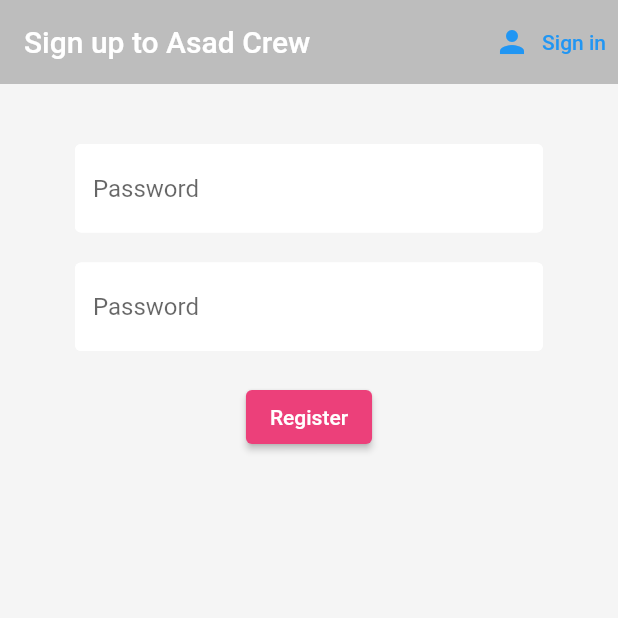
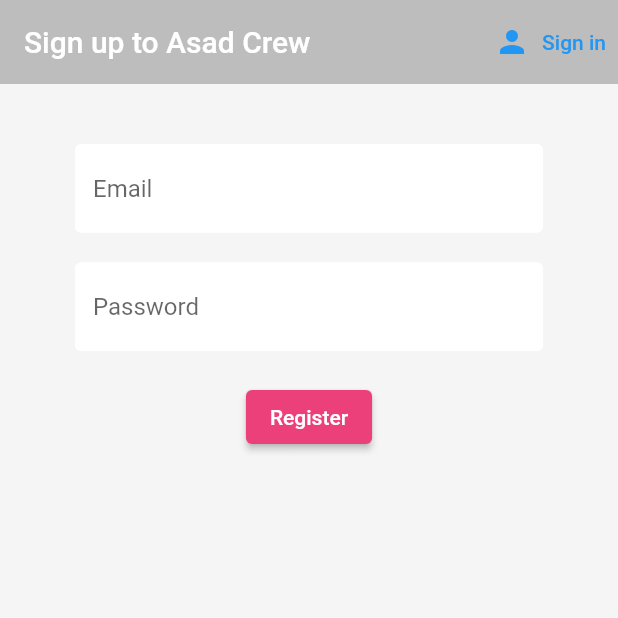
Before and after one commit to asad3455/fork_project, a Flutter app: the screen it shows after launch, after a tap on "Sign in", after a tap on "Register", on a phone screen of 412 x 824 dp, the top half of it. Run offline on Flutter 3.47's test engine with Material 2 defaults, Android fonts, the phone set to English and light mode, and no system bars; our stand-ins replace firebase_auth, firebase_core; accounts and stored records are empty.

Commit message:
refactor: removed hint text and passed it in as a copy value instead

```diff
--- a/lib/screens/authenticate/register.dart
+++ b/lib/screens/authenticate/register.dart
@@ -56,8 +56,8 @@
                 children: <Widget>[
                   const SizedBox(height: 20.0),
                   TextFormField(
-                    //Decorate the text form with hints
-                    decoration: textInputDecoration,
+                    //Decorate the text form with hints and focus styling
+                    decoration: textInputDecoration.copyWith(hintText: 'Email'),
                     validator: (value) =>
                         value!.isEmpty ? "Enter an email" : null,
                     onChanged: (value) => {
@@ -68,9 +68,12 @@
                   ),
                   const SizedBox(height: 20.0),
                   TextFormField(
-                    decoration: textInputDecoration,
-                    //password so will not show
+                    //Decorate the text form with hints and focus styling
+                    decoration:
+                        textInputDecoration.copyWith(hintText: 'Password'),
+                    //Password will not show
                     obscureText: true,
+                    //Validate password length and not empty
                     validator: (value) => value!.length < 6
                         ? "Enter a password with length of more than 6 "
                         : null,
--- a/lib/screens/authenticate/sign_in.dart
+++ b/lib/screens/authenticate/sign_in.dart
@@ -54,7 +54,8 @@
                 children: <Widget>[
                   SizedBox(height: 20.0),
                   TextFormField(
-                    decoration: textInputDecoration,
+                    //Decorate the text form with hints and focus styling
+                    decoration: textInputDecoration.copyWith(hintText: 'Email'),
                     validator: (value) =>
                         value!.isEmpty ? "Enter an email" : null,
                     onChanged: (value) => {
@@ -65,8 +66,9 @@
                   ),
                   SizedBox(height: 20.0),
                   TextFormField(
-                    decoration: textInputDecoration,
-                    //password so will not show
+                    //Decorate the text form with hints and focus styling
+                    decoration: textInputDecoration.copyWith(
+                        hintText: 'Password'), //password so will not show
                     obscureText: true,
                     validator: (value) => value!.length < 6
                         ? "Enter a password with length of more than 6 "
--- a/lib/util/constants.dart
+++ b/lib/util/constants.dart
@@ -1,8 +1,6 @@
 import 'package:flutter/material.dart';
 
 const textInputDecoration = InputDecoration(
-    //Hint text on text box shows Email
-    hintText: 'Password',
     //Fill colour of the form field should be White
     fillColor: Colors.white,
     filled: true,
```
